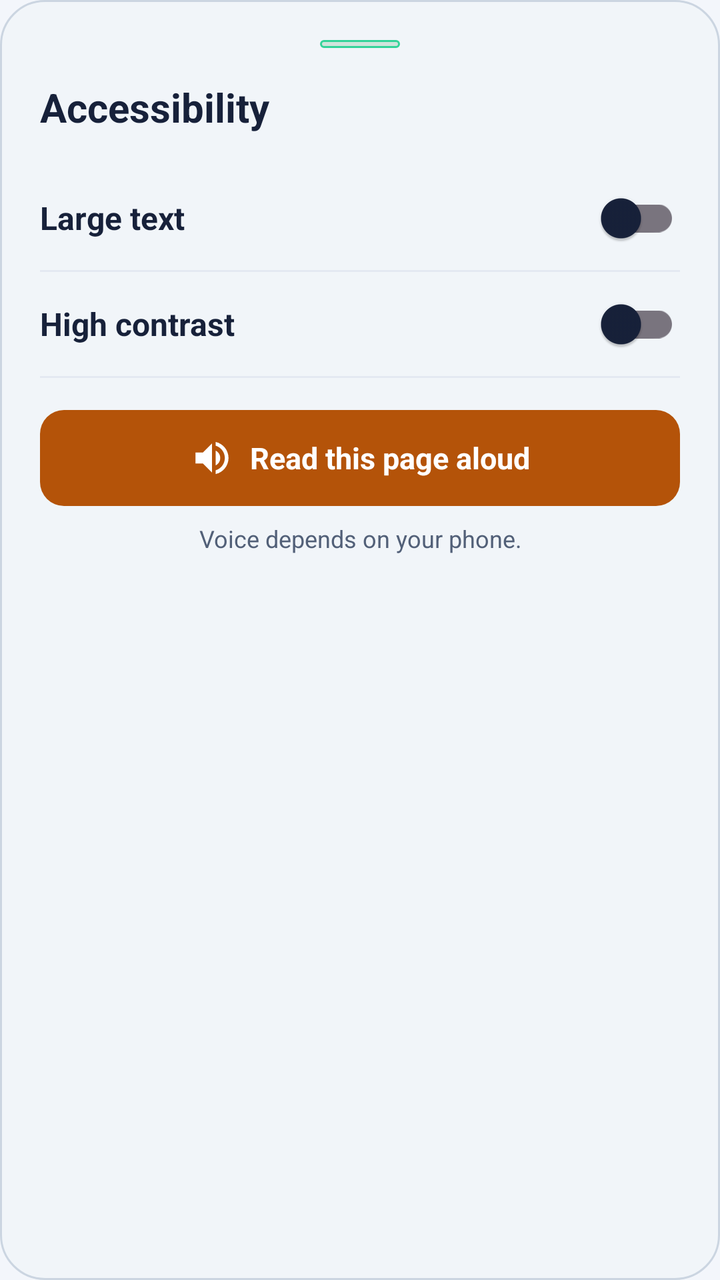
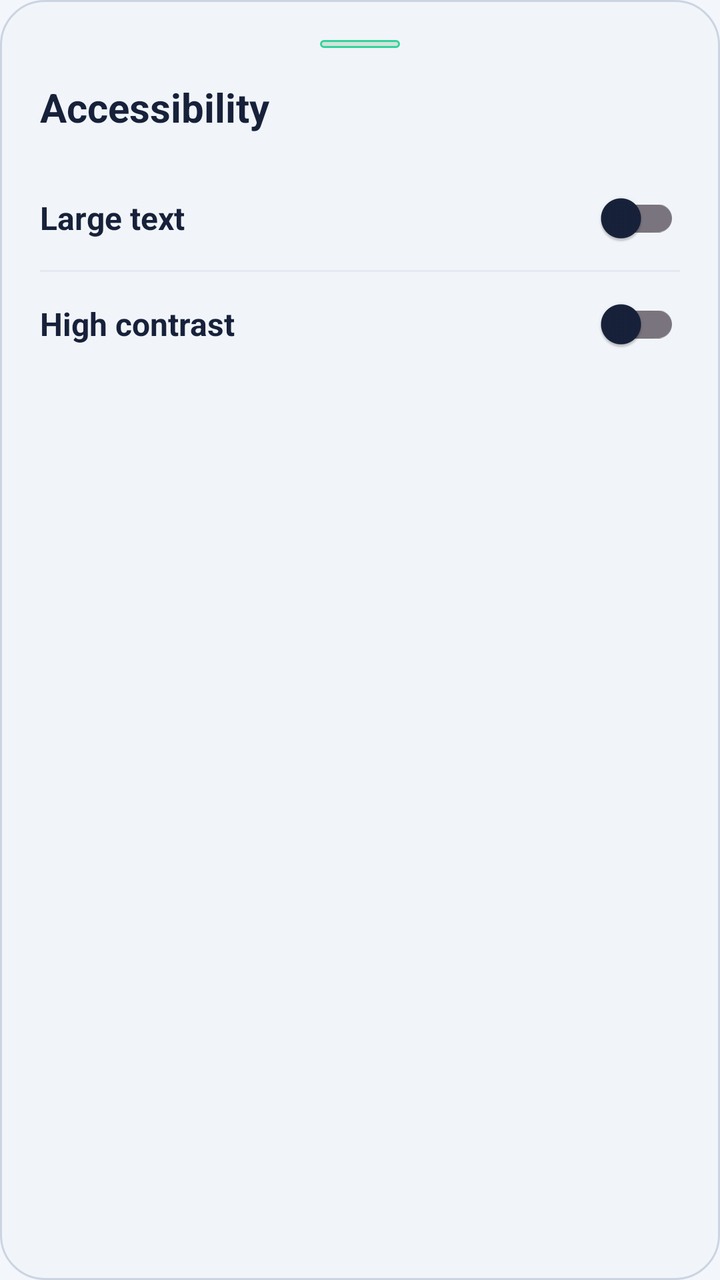

Compare the two renders of this Android layout. The source of the first and the diff that turns it into the second are given below.
<!-- AndroidManifest.xml: application theme Theme.FilterSaathi -->
<!-- res/layout/sheet_accessibility.xml -->
<?xml version="1.0" encoding="utf-8"?>
<LinearLayout xmlns:android="http://schemas.android.com/apk/res/android"
    xmlns:app="http://schemas.android.com/apk/res-auto"
    android:layout_width="match_parent"
    android:layout_height="wrap_content"
    android:background="@drawable/bg_lang_toggle_container"
    android:orientation="vertical"
    android:padding="20dp">

    
    <View
        android:layout_width="40dp"
        android:layout_height="4dp"
        android:layout_gravity="center_horizontal"
        android:layout_marginBottom="16dp"
        android:background="@drawable/bg_hero_pill" />

    <TextView
        android:layout_width="match_parent"
        android:layout_height="wrap_content"
        android:text="@string/ui_acc"
        android:textColor="@color/text_primary_light"
        android:textSize="20sp"
        android:textStyle="bold" />

    
    <LinearLayout
        android:layout_width="match_parent"
        android:layout_height="52dp"
        android:layout_marginTop="16dp"
        android:gravity="center_vertical"
        android:orientation="horizontal">

        <TextView
            android:layout_width="0dp"
            android:layout_height="wrap_content"
            android:layout_weight="1"
            android:text="@string/ui_acc_big"
            android:textColor="@color/text_primary_light"
            android:textSize="16sp"
            android:textStyle="bold" />

        <androidx.appcompat.widget.SwitchCompat
            android:id="@+id/switchLargeText"
            android:layout_width="wrap_content"
            android:layout_height="48dp"
            android:contentDescription="@string/ui_acc_big" />
    </LinearLayout>

    <View
        android:layout_width="match_parent"
        android:layout_height="1dp"
        android:background="@color/divider_light" />

    
    <LinearLayout
        android:layout_width="match_parent"
        android:layout_height="52dp"
        android:gravity="center_vertical"
        android:orientation="horizontal">

        <TextView
            android:layout_width="0dp"
            android:layout_height="wrap_content"
            android:layout_weight="1"
            android:text="@string/ui_acc_hc"
            android:textColor="@color/text_primary_light"
            android:textSize="16sp"
            android:textStyle="bold" />

        <androidx.appcompat.widget.SwitchCompat
            android:id="@+id/switchHighContrast"
            android:layout_width="wrap_content"
            android:layout_height="48dp"
            android:contentDescription="@string/ui_acc_hc" />
    </LinearLayout>

    <View
        android:layout_width="match_parent"
        android:layout_height="1dp"
        android:background="@color/divider_light" />

    
    <LinearLayout
        android:id="@+id/btnReadAloud"
        android:layout_width="match_parent"
        android:layout_height="48dp"
        android:layout_marginTop="16dp"
        android:background="@drawable/bg_btn_saffron"
        android:gravity="center"
        android:orientation="horizontal"
        android:clickable="true"
        android:focusable="true"
        android:contentDescription="@string/ui_acc_read">

        <ImageView
            android:layout_width="22dp"
            android:layout_height="22dp"
            android:src="@drawable/ic_speaker"
            android:contentDescription="@null"
            app:tint="@color/hero_btn_text" />

        <TextView
            android:layout_width="wrap_content"
            android:layout_height="wrap_content"
            android:layout_marginStart="8dp"
            android:text="@string/ui_acc_read"
            android:textColor="@color/hero_btn_text"
            android:textSize="15sp"
            android:textStyle="bold" />
    </LinearLayout>

    
    <TextView
        android:layout_width="match_parent"
        android:layout_height="wrap_content"
        android:layout_marginTop="8dp"
        android:gravity="center"
        android:text="@string/ui_voice_note"
        android:textColor="@color/text_secondary_light"
        android:textSize="12sp" />

</LinearLayout>
<!-- resources referenced by this layout -->
<resources>
  <color name="divider_light">#E4E9F2</color>
  <color name="hero_btn_text">#FFFFFF</color>
  <color name="text_primary_light">#17213A</color>
  <color name="text_secondary_light">#526078</color>
  <!-- drawable bg_btn_saffron (drawable) -->
  <?xml version="1.0" encoding="utf-8"?>
  <ripple xmlns:android="http://schemas.android.com/apk/res/android"
      android:color="@color/btn_ripple_color">
      <item>
          <shape android:shape="rectangle">
              <corners android:radius="12dp" />
              <solid android:color="@color/saffron_dark" />
          </shape>
      </item>
  </ripple>
  <!-- drawable bg_hero_pill (drawable) -->
  <?xml version="1.0" encoding="utf-8"?>
  <shape xmlns:android="http://schemas.android.com/apk/res/android"
      android:shape="rectangle">
      <corners android:radius="20dp" />
      <solid android:color="@color/hero_pill_bg" />
      <stroke
          android:width="1dp"
          android:color="@color/hero_pill_stroke" />
  </shape>
  <!-- drawable bg_lang_toggle_container (drawable) -->
  <?xml version="1.0" encoding="utf-8"?>
  <shape xmlns:android="http://schemas.android.com/apk/res/android"
      android:shape="rectangle">
      <corners android:radius="22dp" />
      <solid android:color="@color/lang_toggle_bg" />
      <stroke
          android:width="1dp"
          android:color="@color/lang_toggle_stroke" />
  </shape>
  <!-- drawable ic_speaker (drawable) -->
  <vector xmlns:android="http://schemas.android.com/apk/res/android"
      android:width="24dp"
      android:height="24dp"
      android:viewportWidth="24"
      android:viewportHeight="24">
      <path
          android:fillColor="@color/tricolour_white"
          android:pathData="M3,9v6h4l5,5V4L7,9H3zm13.5,3c0,-1.77 -1.02,-3.29 -2.5,-4.03v8.05c1.48,-0.73 2.5,-2.25 2.5,-4.02zM14,3.23v2.06c2.89,0.86 5,3.54 5,6.71s-2.11,5.85 -5,6.71v2.06c4.01,-0.91 7,-4.49 7,-8.77s-2.99,-7.86 -7,-8.77z" />
  </vector>
  <string name="ui_acc">Accessibility</string>
  <string name="ui_acc_big">Large text</string>
  <string name="ui_acc_hc">High contrast</string>
  <string name="ui_acc_read">Read this page aloud</string>
  <string name="ui_voice_note">Voice depends on your phone.</string>
  <color name="btn_ripple_color">#33FFFFFF</color>
  <color name="saffron_dark">#B45309</color>
  <color name="hero_pill_bg">#2618803A</color>
  <color name="hero_pill_stroke">#34D399</color>
  <color name="lang_toggle_bg">#F1F5F9</color>
  <color name="lang_toggle_stroke">#CBD5E1</color>
  <color name="tricolour_white">#FFFFFF</color>
  <color name="primary_navy">#0F2A5C</color>
  <color name="secondary_blue">#1D4896</color>
  <color name="aqua">#14B8D4</color>
  <color name="aqua_tint">#1A14B8D4</color>
  <color name="accent_saffron">#EA7A12</color>
  <color name="background_light">#F3F6FB</color>
  <color name="surface_card_light">#FFFFFF</color>
  <style name="ShapeAppearance.FilterSaathi.Small" parent="ShapeAppearance.Material3.SmallComponent">
          <item name="cornerSize">8dp</item>
      </style>
  <style name="ShapeAppearance.FilterSaathi.Medium" parent="ShapeAppearance.Material3.MediumComponent">
          <item name="cornerSize">16dp</item>
      </style>
  <style name="ShapeAppearance.FilterSaathi.Large" parent="ShapeAppearance.Material3.LargeComponent">
          <item name="cornerSize">20dp</item>
      </style>
  <!-- unchanged entries left out for length: 1 -->
</resources>

<!-- the commit's change to res/layout/sheet_accessibility.xml (unified diff, before → after) -->
@@ -75,49 +75,6 @@
             android:contentDescription="@string/ui_acc_hc" />
     </LinearLayout>
 
-    <View
-        android:layout_width="match_parent"
-        android:layout_height="1dp"
-        android:background="@color/divider_light" />
 
-    
-    <LinearLayout
-        android:id="@+id/btnReadAloud"
-        android:layout_width="match_parent"
-        android:layout_height="48dp"
-        android:layout_marginTop="16dp"
-        android:background="@drawable/bg_btn_saffron"
-        android:gravity="center"
-        android:orientation="horizontal"
-        android:clickable="true"
-        android:focusable="true"
-        android:contentDescription="@string/ui_acc_read">
-
-        <ImageView
-            android:layout_width="22dp"
-            android:layout_height="22dp"
-            android:src="@drawable/ic_speaker"
-            android:contentDescription="@null"
-            app:tint="@color/hero_btn_text" />
-
-        <TextView
-            android:layout_width="wrap_content"
-            android:layout_height="wrap_content"
-            android:layout_marginStart="8dp"
-            android:text="@string/ui_acc_read"
-            android:textColor="@color/hero_btn_text"
-            android:textSize="15sp"
-            android:textStyle="bold" />
-    </LinearLayout>
-
-    
-    <TextView
-        android:layout_width="match_parent"
-        android:layout_height="wrap_content"
-        android:layout_marginTop="8dp"
-        android:gravity="center"
-        android:text="@string/ui_voice_note"
-        android:textColor="@color/text_secondary_light"
-        android:textSize="12sp" />
 
 </LinearLayout>
<!-- resource entries referenced after the edit -->
@@ -1,20 +1,8 @@
 <!-- resources referenced by this layout -->
 <resources>
   <color name="divider_light">#E4E9F2</color>
-  <color name="hero_btn_text">#FFFFFF</color>
   <color name="text_primary_light">#17213A</color>
   <color name="text_secondary_light">#526078</color>
-  <!-- drawable bg_btn_saffron (drawable) -->
-  <?xml version="1.0" encoding="utf-8"?>
-  <ripple xmlns:android="http://schemas.android.com/apk/res/android"
-      android:color="@color/btn_ripple_color">
-      <item>
-          <shape android:shape="rectangle">
-              <corners android:radius="12dp" />
-              <solid android:color="@color/saffron_dark" />
-          </shape>
-      </item>
-  </ripple>
   <!-- drawable bg_hero_pill (drawable) -->
   <?xml version="1.0" encoding="utf-8"?>
   <shape xmlns:android="http://schemas.android.com/apk/res/android"
@@ -35,28 +23,13 @@
           android:width="1dp"
           android:color="@color/lang_toggle_stroke" />
   </shape>
-  <!-- drawable ic_speaker (drawable) -->
-  <vector xmlns:android="http://schemas.android.com/apk/res/android"
-      android:width="24dp"
-      android:height="24dp"
-      android:viewportWidth="24"
-      android:viewportHeight="24">
-      <path
-          android:fillColor="@color/tricolour_white"
-          android:pathData="M3,9v6h4l5,5V4L7,9H3zm13.5,3c0,-1.77 -1.02,-3.29 -2.5,-4.03v8.05c1.48,-0.73 2.5,-2.25 2.5,-4.02zM14,3.23v2.06c2.89,0.86 5,3.54 5,6.71s-2.11,5.85 -5,6.71v2.06c4.01,-0.91 7,-4.49 7,-8.77s-2.99,-7.86 -7,-8.77z" />
-  </vector>
   <string name="ui_acc">Accessibility</string>
   <string name="ui_acc_big">Large text</string>
   <string name="ui_acc_hc">High contrast</string>
-  <string name="ui_acc_read">Read this page aloud</string>
-  <string name="ui_voice_note">Voice depends on your phone.</string>
-  <color name="btn_ripple_color">#33FFFFFF</color>
-  <color name="saffron_dark">#B45309</color>
   <color name="hero_pill_bg">#2618803A</color>
   <color name="hero_pill_stroke">#34D399</color>
   <color name="lang_toggle_bg">#F1F5F9</color>
   <color name="lang_toggle_stroke">#CBD5E1</color>
-  <color name="tricolour_white">#FFFFFF</color>
   <color name="primary_navy">#0F2A5C</color>
   <color name="secondary_blue">#1D4896</color>
   <color name="aqua">#14B8D4</color>
